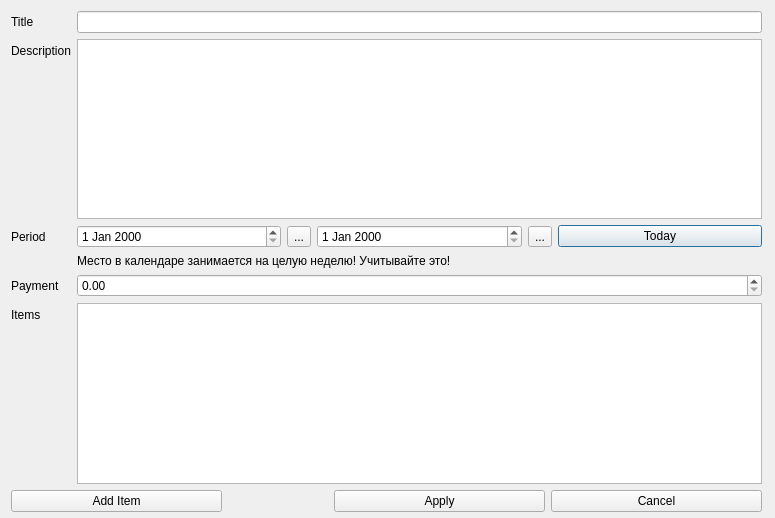
Above: src/uis/dlg_assign_rent.ui from RaD/qtclient before the change. Below: the same form after it.
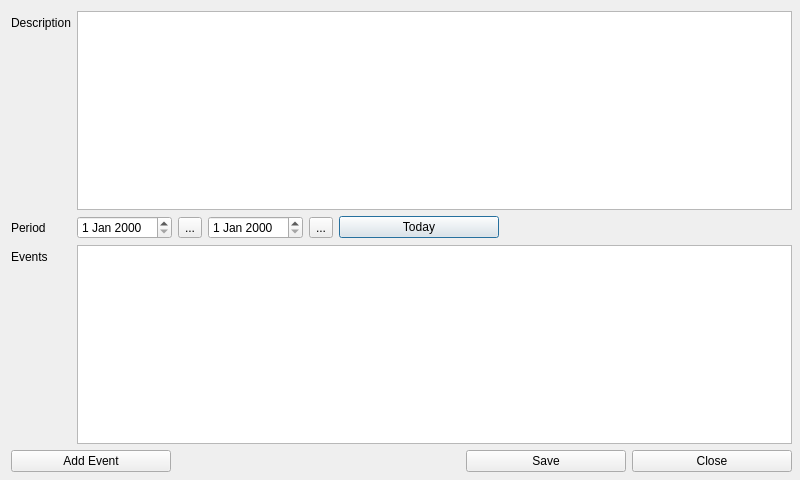
That is the form after the change.

Commit message: Работа над назначением событий аренды. Проверка события на возможность размещения на календаре.

```diff
--- a/src/uis/dlg_assign_rent.ui
+++ b/src/uis/dlg_assign_rent.ui
@@ -6,10 +6,16 @@
    <rect>
     <x>0</x>
     <y>0</y>
-    <width>775</width>
-    <height>518</height>
+    <width>800</width>
+    <height>480</height>
    </rect>
   </property>
+  <property name="minimumSize">
+   <size>
+    <width>800</width>
+    <height>480</height>
+   </size>
+  </property>
   <property name="windowTitle">
    <string>Dialog</string>
   </property>
@@ -18,8 +24,8 @@
     <rect>
      <x>11</x>
      <y>11</y>
-     <width>751</width>
-     <height>501</height>
+     <width>781</width>
+     <height>461</height>
     </rect>
    </property>
    <layout class="QVBoxLayout" name="mainLayout">
@@ -32,40 +38,49 @@
        <enum>QFormLayout::AllNonFixedFieldsGrow</enum>
       </property>
       <item row="0" column="0">
-       <widget class="QLabel" name="labelTitle">
-        <property name="text">
-         <string>Title</string>
-        </property>
-       </widget>
-      </item>
-      <item row="0" column="1">
-       <widget class="QLineEdit" name="editTitle"/>
-      </item>
-      <item row="1" column="0">
        <widget class="QLabel" name="labelDesc">
         <property name="text">
          <string>Description</string>
         </property>
        </widget>
       </item>
-      <item row="1" column="1">
+      <item row="0" column="1">
        <widget class="QTextEdit" name="editDesc">
         <property name="enabled">
          <bool>true</bool>
         </property>
+        <property name="maximumSize">
+         <size>
+          <width>16777215</width>
+          <height>16777215</height>
+         </size>
+        </property>
+        <property name="toolTip">
+         <string>Rent Description</string>
+        </property>
        </widget>
       </item>
-      <item row="2" column="0">
+      <item row="1" column="0">
        <widget class="QLabel" name="labelPeriod">
         <property name="text">
          <string>Period</string>
         </property>
        </widget>
       </item>
-      <item row="2" column="1">
+      <item row="1" column="1">
        <layout class="QHBoxLayout" name="horizontalLayout">
         <item>
-         <widget class="QDateEdit" name="dateBegin"/>
+         <widget class="QDateEdit" name="dateBegin">
+          <property name="maximumSize">
+           <size>
+            <width>16777215</width>
+            <height>16777215</height>
+           </size>
+          </property>
+          <property name="toolTip">
+           <string>Begin Date</string>
+          </property>
+         </widget>
         </item>
         <item>
          <widget class="QToolButton" name="toolBegin">
@@ -75,7 +90,17 @@
          </widget>
         </item>
         <item>
-         <widget class="QDateEdit" name="dateEnd"/>
+         <widget class="QDateEdit" name="dateEnd">
+          <property name="maximumSize">
+           <size>
+            <width>16777215</width>
+            <height>16777215</height>
+           </size>
+          </property>
+          <property name="toolTip">
+           <string>End Date</string>
+          </property>
+         </widget>
         </item>
         <item>
          <widget class="QToolButton" name="toolEnd">
@@ -86,31 +111,49 @@
         </item>
         <item>
          <widget class="QPushButton" name="buttonToday">
+          <property name="sizePolicy">
+           <sizepolicy hsizetype="Fixed" vsizetype="Fixed">
+            <horstretch>0</horstretch>
+            <verstretch>0</verstretch>
+           </sizepolicy>
+          </property>
+          <property name="minimumSize">
+           <size>
+            <width>160</width>
+            <height>0</height>
+           </size>
+          </property>
+          <property name="toolTip">
+           <string>One day Rent</string>
+          </property>
           <property name="text">
            <string>Today</string>
           </property>
          </widget>
         </item>
+        <item>
+         <spacer name="horizontalSpacer_3">
+          <property name="orientation">
+           <enum>Qt::Horizontal</enum>
+          </property>
+          <property name="sizeHint" stdset="0">
+           <size>
+            <width>40</width>
+            <height>20</height>
+           </size>
+          </property>
+         </spacer>
+        </item>
        </layout>
       </item>
-      <item row="4" column="0">
-       <widget class="QLabel" name="labelPayment">
-        <property name="text">
-         <string>Payment</string>
-        </property>
-       </widget>
-      </item>
-      <item row="4" column="1">
-       <widget class="QDoubleSpinBox" name="spinPaid"/>
-      </item>
-      <item row="5" column="0">
+      <item row="2" column="0">
        <widget class="QLabel" name="labelItems">
         <property name="text">
-         <string>Items</string>
+         <string>Events</string>
         </property>
        </widget>
       </item>
-      <item row="5" column="1">
+      <item row="2" column="1">
        <widget class="QTableView" name="tableItems">
         <property name="sizePolicy">
          <sizepolicy hsizetype="Expanding" vsizetype="Expanding">
@@ -118,23 +161,43 @@
           <verstretch>0</verstretch>
          </sizepolicy>
         </property>
-       </widget>
-      </item>
-      <item row="3" column="1">
-       <widget class="QLabel" name="label">
-        <property name="text">
-         <string>Место в календаре занимается на целую неделю! Учитывайте это!</string>
+        <property name="maximumSize">
+         <size>
+          <width>16777215</width>
+          <height>16777215</height>
+         </size>
+        </property>
+        <property name="toolTip">
+         <string>Events of this Rent</string>
         </property>
        </widget>
       </item>
      </layout>
     </item>
     <item>
-     <layout class="QHBoxLayout" name="horizontalLayout_2" stretch="2,1,2,2">
+     <layout class="QHBoxLayout" name="horizontalLayout_2" stretch="2,0,0,2">
       <item>
        <widget class="QPushButton" name="buttonAdd">
+        <property name="enabled">
+         <bool>true</bool>
+        </property>
+        <property name="sizePolicy">
+         <sizepolicy hsizetype="Fixed" vsizetype="Fixed">
+          <horstretch>0</horstretch>
+          <verstretch>0</verstretch>
+         </sizepolicy>
+        </property>
+        <property name="minimumSize">
+         <size>
+          <width>160</width>
+          <height>0</height>
+         </size>
+        </property>
+        <property name="toolTip">
+         <string>Add an event to the rent</string>
+        </property>
         <property name="text">
-         <string>Add Item</string>
+         <string>Add Event</string>
         </property>
        </widget>
       </item>
@@ -152,16 +215,46 @@
        </spacer>
       </item>
       <item>
-       <widget class="QPushButton" name="buttonApply">
+       <widget class="QPushButton" name="buttonSave">
+        <property name="sizePolicy">
+         <sizepolicy hsizetype="Fixed" vsizetype="Fixed">
+          <horstretch>0</horstretch>
+          <verstretch>0</verstretch>
+         </sizepolicy>
+        </property>
+        <property name="minimumSize">
+         <size>
+          <width>160</width>
+          <height>0</height>
+         </size>
+        </property>
+        <property name="toolTip">
+         <string>Save Rent</string>
+        </property>
         <property name="text">
-         <string>Apply</string>
+         <string>Save</string>
         </property>
        </widget>
       </item>
       <item>
-       <widget class="QPushButton" name="buttonCancel">
+       <widget class="QPushButton" name="buttonClose">
+        <property name="sizePolicy">
+         <sizepolicy hsizetype="Fixed" vsizetype="Fixed">
+          <horstretch>0</horstretch>
+          <verstretch>0</verstretch>
+         </sizepolicy>
+        </property>
+        <property name="minimumSize">
+         <size>
+          <width>160</width>
+          <height>0</height>
+         </size>
+        </property>
+        <property name="toolTip">
+         <string>Close the Dialog</string>
+        </property>
         <property name="text">
-         <string>Cancel</string>
+         <string>Close</string>
         </property>
        </widget>
       </item>
```
Left out of the diff: 13 changed lines with no effect on the pictures. The commit also changes 5 other files.
